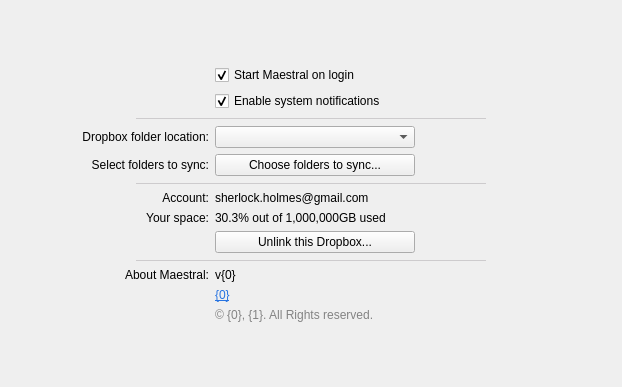
Qt form maestral/gui/resources/settings_window.ui (samschott/maestral) before a commit.
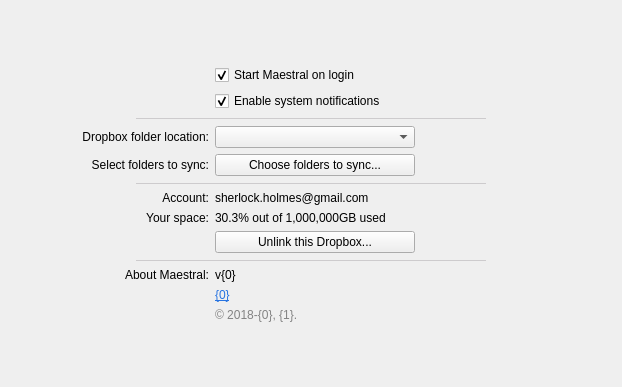
The same form after that commit.

Commit message: updated copyright notice

Patch:
```diff
--- a/maestral/gui/resources/settings_window.ui
+++ b/maestral/gui/resources/settings_window.ui
@@ -266,7 +266,7 @@
    <item row="23" column="1">
     <widget class="QLabel" name="labelCopyright">
      <property name="text">
-      <string>&lt;html&gt;&lt;head/&gt;&lt;body&gt;&lt;p&gt;&lt;span style=&quot; color:#838383;&quot;&gt;© {0}, {1}. All Rights reserved.&lt;/span&gt;&lt;/p&gt;&lt;/body&gt;&lt;/html&gt;</string>
+      <string>&lt;html&gt;&lt;head/&gt;&lt;body&gt;&lt;p&gt;&lt;span style=&quot; color:#838383;&quot;&gt;© 2018-{0}, {1}. &lt;/span&gt;&lt;/p&gt;&lt;/body&gt;&lt;/html&gt;</string>
      </property>
     </widget>
    </item>
```
